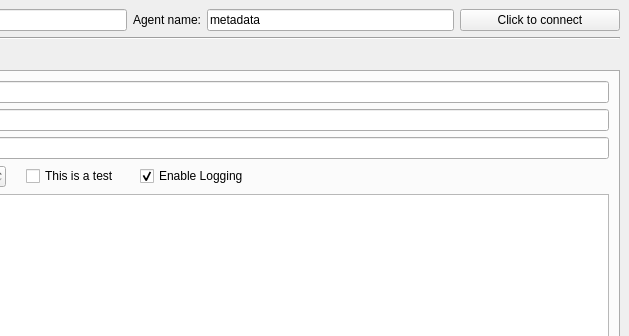
Above: GUI/MADSMetadata/mainwindow.ui from pbosetti/MADS before the change; both pictures show x 199 to 828 and y 0 to 336 of the 828 by 600 pixel window. Below: the same form after it.
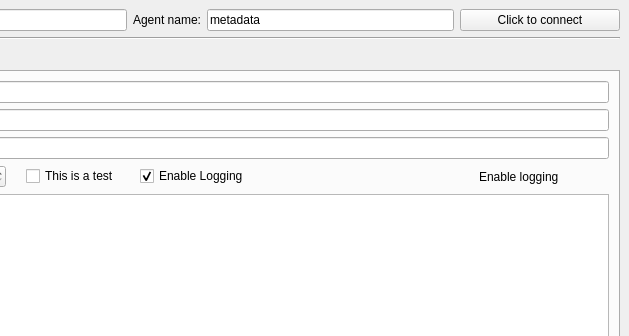
That is the form after the change. Custom widgets are drawn as their Qt base class.

Commit message: Testing toggle switch on GUI

The edit to the form file:
```diff
--- a/GUI/MADSMetadata/mainwindow.ui
+++ b/GUI/MADSMetadata/mainwindow.ui
@@ -167,7 +167,7 @@
              </widget>
             </item>
             <item>
-             <widget class="QCheckBox" name="enableLogging">
+             <widget class="QCheckBox" name="enableLoggingOld">
               <property name="text">
                <string>Enable Logging</string>
               </property>
@@ -189,6 +189,26 @@
               </property>
              </spacer>
             </item>
+            <item>
+             <widget class="QLabel" name="label_10">
+              <property name="text">
+               <string>Enable logging</string>
+              </property>
+             </widget>
+            </item>
+            <item>
+             <widget class="ToggleSwitch" name="enableLogging" native="true">
+              <property name="enabled">
+               <bool>true</bool>
+              </property>
+              <property name="minimumSize">
+               <size>
+                <width>30</width>
+                <height>0</height>
+               </size>
+              </property>
+             </widget>
+            </item>
            </layout>
           </item>
           <item row="2" column="0">
@@ -434,6 +454,14 @@
   </widget>
   <widget class="QStatusBar" name="statusbar"/>
  </widget>
+ <customwidgets>
+  <customwidget>
+   <class>ToggleSwitch</class>
+   <extends>QWidget</extends>
+   <header>toggleswitch.h</header>
+   <container>1</container>
+  </customwidget>
+ </customwidgets>
  <tabstops>
   <tabstop>brokerURILine</tabstop>
   <tabstop>agentNameLine</tabstop>
```
The commit also changes 6 other files.
